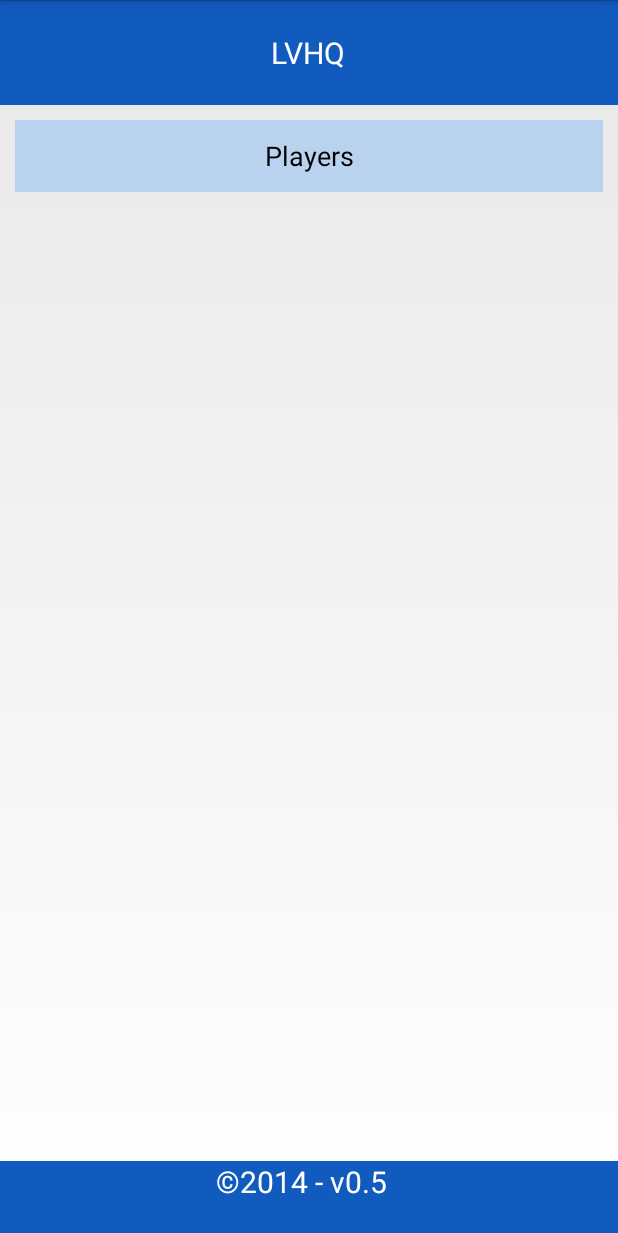
After one commit to dannybeaulieu/hockey, an Android app: the layout main.xml on its own in the app's theme, with its tools: preview values and no code run, on a phone screen of 412 x 824 dp. The commit adds this screen. Shown: the top 1233 px of the screen. Run offline under Robolectric (Android 15) with nearby library versions, the phone set to English and light mode, and no system bars.

Commit message:
main layout

```diff
--- a/app/src/main/res/layout/activity_players.xml
+++ b/app/src/main/res/layout/activity_players.xml
@@ -40,9 +40,10 @@
 
 		</LinearLayout>
 
-		<TextView
+		<Button
 			android:layout_height="wrap_content"
-			android:text="@string/app_name"
+			android:text="@string/menuPlayerBack"
+			android:id="@+id/menuPlayerBack"
 			android:layout_width="wrap_content"
 			android:layout_centerInParent="false"
 			android:layout_centerVertical="true"
--- /dev/null
+++ b/app/src/main/res/layout/main.xml
@@ -0,0 +1,56 @@
+<?xml version="1.0" encoding="utf-8"?>
+<RelativeLayout
+	xmlns:android="http://schemas.android.com/apk/res/android"
+	android:layout_width="match_parent"
+	android:layout_height="match_parent"
+	android:orientation="vertical">
+
+	<RelativeLayout
+		android:layout_height="70dp"
+		android:layout_width="match_parent"
+		android:orientation="horizontal"
+		android:id="@+id/actionbar"
+		android:background="#125BBE">
+
+		<TextView
+			android:layout_height="wrap_content"
+			android:text="@string/app_name"
+			android:layout_width="wrap_content"
+			android:layout_centerInParent="true"
+			android:layout_centerVertical="true"
+			android:layout_margin="10dp"
+			android:textSize="20sp"
+			android:textColor="#FFFFFF"/>
+
+	</RelativeLayout>
+
+	<Button
+		android:layout_height="wrap_content"
+		android:text="@string/menuPlayer"
+		android:layout_width="match_parent"
+		android:layout_below="@id/actionbar"
+		android:background="#B9D3EE"
+		android:layout_marginTop="10dp"
+		android:id="@+id/menuPlayer"
+		android:layout_marginLeft="10dp"
+		android:layout_marginRight="10dp"/>
+
+	<RelativeLayout
+		android:layout_height="50dp"
+		android:layout_width="match_parent"
+		android:id="@+id/footer"
+		android:background="#125BBE"
+		android:layout_alignParentBottom="true"
+		android:gravity="center_horizontal">
+
+		<TextView
+			android:layout_height="wrap_content"
+			android:text="@string/version"
+			android:layout_width="wrap_content"
+			android:textColor="#FFFFFF"
+			android:textSize="20sp"
+			android:layout_marginRight="10dp"/>
+
+	</RelativeLayout>
+
+</RelativeLayout>
--- a/app/src/main/res/values/strings.xml
+++ b/app/src/main/res/values/strings.xml
@@ -12,6 +12,9 @@
 	<string name="selectAsLeft">Select as left player</string>
     <string name="selectAsRight">Select as right player and compare</string>
     <string name="position">Position</string>
+	<string name="version">©2014 - v0.5</string>
+	<string name="menuPlayer">Players</string>
+	<string name="menuPlayerBack">( Players</string>
     <string-array name="positions">
 		<item>All</item>
 		<item>C</item>
```
Also changed, not shown: app/src/main/AndroidManifest.xml (+8 -1 lines), app/src/main/java/com/bgood/danny/hockeyliguevirtuelle/Main.java (added, +27 -0 lines), app/src/main/java/com/bgood/danny/hockeyliguevirtuelle/Players.java (+11 -3 lines).
